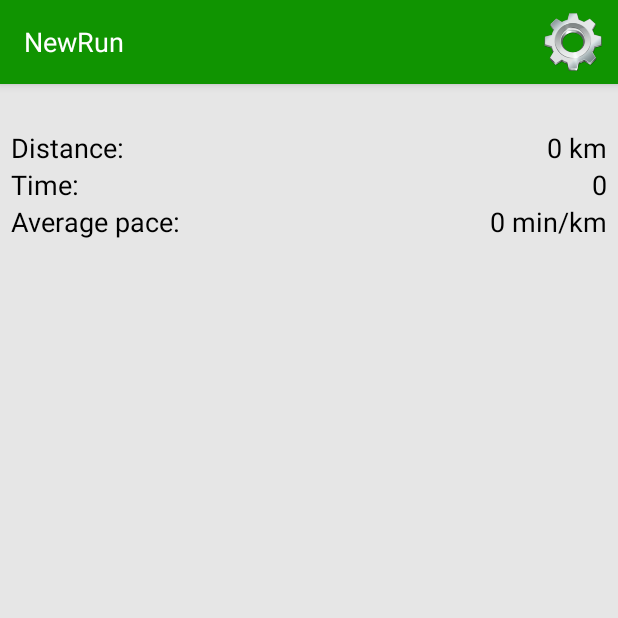
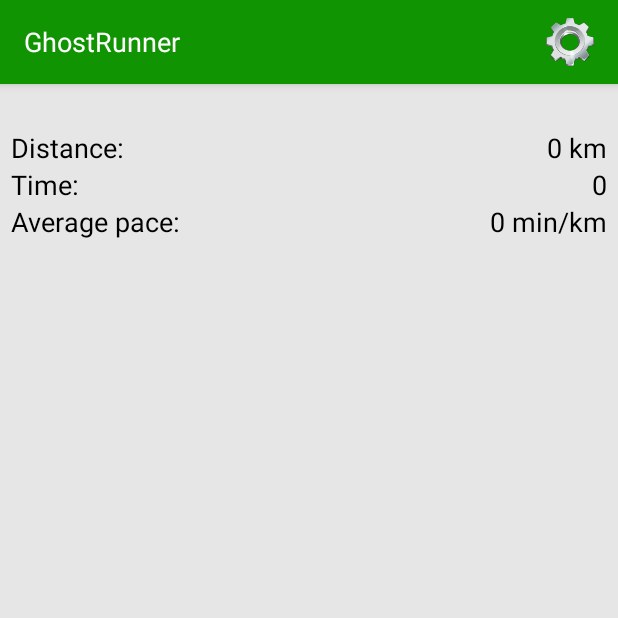
Before and after one commit to astrimagnussen/GhostRunner, an Android app: the NewRun screen opened directly, with no data from a screen before it, on a phone screen of 412 x 824 dp, the top half of it. Run offline under Robolectric (Android 15) with nearby library versions, the light colour scheme and no system bars.

Commit message:
design with shadows and settings button fixed

```diff
--- a/app/src/main/res/layout/activity_new_run.xml
+++ b/app/src/main/res/layout/activity_new_run.xml
@@ -20,12 +20,12 @@
             android:theme="@style/ThemeOverlay.AppCompat.ActionBar"
             app:popupTheme="@style/ThemeOverlay.AppCompat.Light">
             <Button
-                android:layout_width="40dp"
-                android:layout_height="40dp"
+                android:layout_width="33dp"
+                android:layout_height="33dp"
                 android:background="@drawable/settings"
                 android:layout_gravity="right"
                 android:onClick="settings"
-                android:layout_marginRight="10dp"
+                android:layout_marginRight="15dp"
                 android:contextClickable="true"
                 />
             <TextView
@@ -33,7 +33,7 @@
                 android:layout_height="wrap_content"
                 android:background="@color/colorButtonBackground"
                 android:textColor="@color/colorButtonText"
-                android:text="@string/title_activity_new_run"
+                android:text="@string/app_name"
                 android:layout_gravity="left"
                 android:onClick="menu"
                 android:layout_marginRight="10dp"
```
Also changed, not shown: app/src/main/res/drawable/customshapeduplicate.xml (+17 -15 lines), app/src/main/res/layout/activity_ghost_compete.xml (+4 -4 lines), app/src/main/res/layout/activity_list_run.xml (+4 -4 lines), app/src/main/res/layout/activity_settings.xml (+4 -4 lines).
